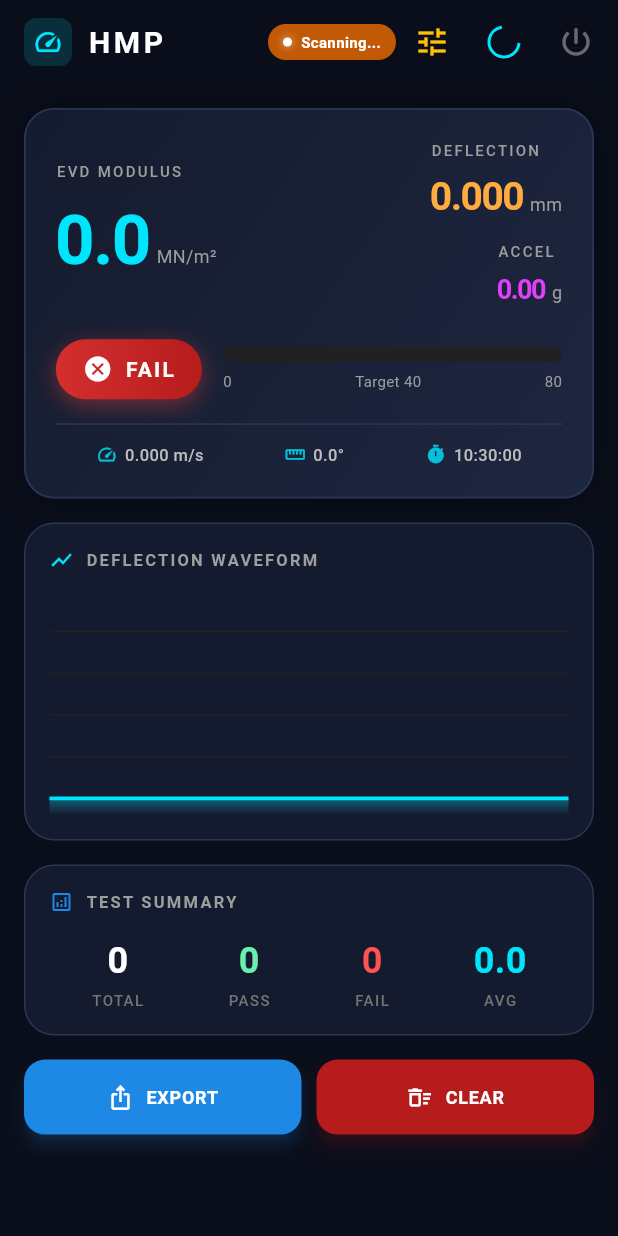
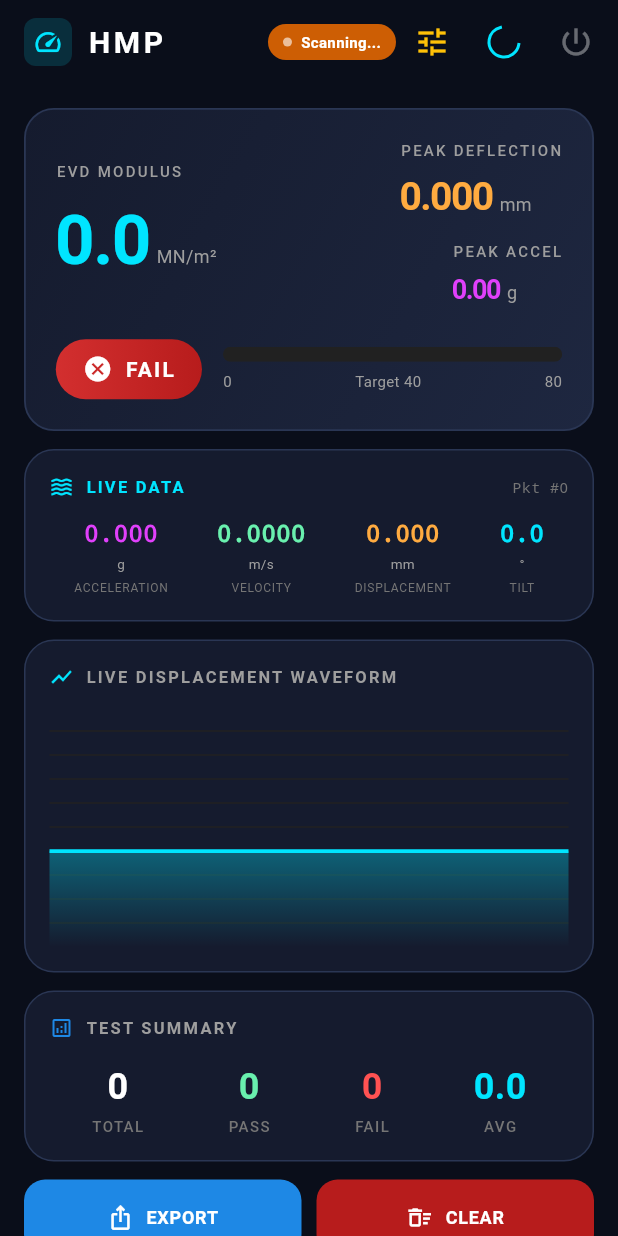
Before and after one commit to engemadeldeen25-afk/hmp, a Flutter app: the screen it shows after launch, on a phone screen of 412 x 824 dp. Run offline on Flutter 3.47's test engine with Material 3 defaults, Android fonts, the phone set to English and light mode, and no system bars; drawn by our look-alikes of fl_chart; our stand-ins replace csv, flutter_blue_plus, geolocator, permission_handler, share_plus, shared_preferences.

Commit message:
Add files via upload
small change

```diff
--- a/lib/main.dart
+++ b/lib/main.dart
@@ -23,12 +23,8 @@ void main() {
   runApp(const HmpApp());
 }
 
-// ============================================================
-//  APP
-// ============================================================
 class HmpApp extends StatelessWidget {
   const HmpApp({super.key});
-
   @override
   Widget build(BuildContext context) {
     return MaterialApp(
@@ -46,15 +42,6 @@ class HmpApp extends StatelessWidget {
         appBarTheme: const AppBarTheme(
           backgroundColor: Color(0xFF0A0E1A),
           elevation: 0,
-          centerTitle: false,
-        ),
-        cardTheme: CardThemeData(
-          color: const Color(0xFF151B2E),
-          elevation: 0,
-          shape: RoundedRectangleBorder(
-            borderRadius: BorderRadius.circular(16),
-            side: const BorderSide(color: Color(0xFF2A3654)),
-          ),
         ),
       ),
       home: const HomePage(),
@@ -62,25 +49,31 @@ class HmpApp extends StatelessWidget {
   }
 }
 
-// ============================================================
-//  MODELS
-// ============================================================
-class LWDReading {
-  final double evd;
-  final double deflection;
-  final double accel;
-  final double velocity;
-  final double angle;
-  final DateTime time;
+class LiveData {
+  double acc;
+  double vel;
+  double disp;
+  double angle;
+  double peakEVD;
+  double peakDef;
+  double peakAcc;
+  bool isImpact;
+  bool hasNewTest;
+  int packetNum;
+  DateTime lastPacket;
 
-  LWDReading({
-    required this.evd,
-    required this.deflection,
-    required this.accel,
-    required this.velocity,
-    required this.angle,
-    required this.time,
-  });
+  LiveData()
+      : acc = 0,
+        vel = 0,
+        disp = 0,
+        angle = 0,
+        peakEVD = 0,
+        peakDef = 0,
+        peakAcc = 0,
+        isImpact = false,
+        hasNewTest = false,
+        packetNum = 0,
+        lastPacket = DateTime.now();
 }
 
 class TestPoint {
@@ -91,7 +84,6 @@ class TestPoint {
   final double latitude;
   final double longitude;
   final bool passed;
-
   TestPoint({
     required this.id,
     required this.time,
@@ -103,9 +95,6 @@ class TestPoint {
   });
 }
 
-// ============================================================
-//  HOME PAGE
-// ============================================================
 class HomePage extends StatefulWidget {
   const HomePage({super.key});
   @override
@@ -113,6 +102,7 @@ class HomePage extends StatefulWidget {
 }
 
 class _HomePageState extends State<HomePage> {
+  // BLE
   BluetoothDevice? _device;
   BluetoothCharacteristic? _rx;
   StreamSubscription<List<int>>? _sub;
@@ -120,18 +110,16 @@ class _HomePageState extends State<HomePage> {
   bool _connected = false;
   String _status = "Disconnected";
 
-  LWDReading _live = LWDReading(
-    evd: 0,
-    deflection: 0,
-    accel: 0,
-    velocity: 0,
-    angle: 0,
-    time: DateTime.now(),
-  );
-  final List<double> _waveform = List.filled(60, 0);
+  // Live data
+  final LiveData _live = LiveData();
+  final List<double> _waveform = List.filled(80, 0);
+  Timer? _uiTimer;
+
+  // Tests
   final List<TestPoint> _tests = [];
   int _nextId = 1;
 
+  // Calibration
   double _calFactor = 1.0;
   String _calDate = 'Never';
   double _targetEvd = 40.0;
@@ -142,10 +130,15 @@ class _HomePageState extends State<HomePage> {
   void initState() {
     super.initState();
     _init();
+    // Refresh UI every 100ms so "data receiving" indicator updates
+    _uiTimer = Timer.periodic(const Duration(milliseconds: 100), (_) {
+      if (mounted) setState(() {});
+    });
   }
 
   @override
   void dispose() {
+    _uiTimer?.cancel();
     _sub?.cancel();
     _device?.disconnect();
     super.dispose();
@@ -197,14 +190,14 @@ class _HomePageState extends State<HomePage> {
     } catch (_) {}
     await Future.delayed(const Duration(milliseconds: 500));
 
-    BluetoothDevice? foundDevice;
+    BluetoothDevice? found;
 
     final sub = FlutterBluePlus.scanResults.listen((results) {
       for (final r in results) {
-        final name = r.device.platformName;
-        final advName = r.advertisementData.advName;
-        if (name.contains("LWD") || advName.contains("LWD")) {
-          if (foundDevice == null) foundDevice = r.device;
+        final n = r.device.platformName;
+        final an = r.advertisementData.advName;
+        if (n.contains("LWD") || an.contains("LWD")) {
+          if (found == null) found = r.device;
         }
       }
     });
@@ -222,11 +215,11 @@ class _HomePageState extends State<HomePage> {
     if (!mounted) return;
     setState(() => _scanning = false);
 
-    if (foundDevice != null) {
-      _connect(foundDevice!);
+    if (found != null) {
+      _connect(found!);
     } else {
       setState(() => _status = "Not found");
-      _snack("No LWD device found - tap scan again");
+      _snack("No LWD device found");
     }
   }
 
@@ -305,30 +298,38 @@ class _HomePageState extends State<HomePage> {
       if (!t.startsWith("{")) return;
       final m = jsonDecode(t) as Map<String, dynamic>;
 
-      final evd = (m["evd"] ?? 0).toDouble() * _calFactor;
-      final def = (m["def"] ?? 0).toDouble();
-      final acc = (m["acc"] ?? 0).toDouble();
-      final vel = (m["vel"] ?? 0).toDouble();
-      final ang = (m["angle"] ?? 0).toDouble();
+      // LIVE values
+      _live.acc = (m["acc"] ?? 0).toDouble();
+      _live.vel = (m["vel"] ?? 0).toDouble();
+      _live.disp = (m["disp"] ?? 0).toDouble();
+      _live.angle = (m["angle"] ?? 0).toDouble();
 
-      if (!mounted) return;
-      setState(() {
-        _live = LWDReading(
-          evd: evd,
-          deflection: def,
-          accel: acc,
-          velocity: vel,
-          angle: ang,
-          time: DateTime.now(),
-        );
-        if (def > 0) {
-          _waveform.add(def);
-          if (_waveform.length > 60) _waveform.removeAt(0);
-        }
-      });
+      // PEAK values
+      _live.peakEVD = (m["evd"] ?? 0).toDouble() * _calFactor;
+      _live.peakDef = (m["def"] ?? 0).toDouble();
+      _live.peakAcc = (m["peak_acc"] ?? 0).toDouble();
 
-      if (def > 0.1 && evd > 0.5) _recordTest(evd, def);
-    } catch (_) {}
+      // Status
+      _live.isImpact = (m["imp"] ?? 0) == 1;
+      _live.hasNewTest = (m["new"] ?? 0) == 1;
+      _live.packetNum = (m["n"] ?? 0).toInt();
+      _live.lastPacket = DateTime.now();
+
+      // Update waveform with live displacement
+      _waveform.add(_live.disp);
+      if (_waveform.length > 80) _waveform.removeAt(0);
+
+      // Log new test
+      if (_live.hasNewTest &&
+          _live.peakEVD > 0.5 &&
+          _live.peakDef > 0.05) {
+        _recordTest(_live.peakEVD, _live.peakDef);
+      }
+
+      if (mounted) setState(() {});
+    } catch (e) {
+      print("Parse error: $e");
+    }
   }
 
   Future<void> _recordTest(double evd, double def) async {
@@ -336,7 +337,6 @@ class _HomePageState extends State<HomePage> {
         DateTime.now().difference(_tests.last.time).inSeconds < 2) {
       return;
     }
-
     double lat = 0, lng = 0;
     try {
       final pos = await Geolocator.getCurrentPosition(
@@ -346,7 +346,6 @@ class _HomePageState extends State<HomePage> {
       lat = pos.latitude;
       lng = pos.longitude;
     } catch (_) {}
-
     final p = TestPoint(
       id: _nextId++,
       time: DateTime.now(),
@@ -367,8 +366,8 @@ class _HomePageState extends State<HomePage> {
       builder: (ctx) => AlertDialog(
         backgroundColor: const Color(0xFF151B2E),
         shape: RoundedRectangleBorder(borderRadius: BorderRadius.circular(16)),
-        title: Row(
-          children: const [
+        title: const Row(
+          children: [
             Icon(Icons.lock_outline, color: Colors.amber),
             SizedBox(width: 8),
             Text('Calibration Access'),
@@ -474,18 +473,9 @@ class _HomePageState extends State<HomePage> {
       _snack('No tests to export');
       return;
     }
-
     final rows = <List<dynamic>>[
-      [
-        'Test #',
-        'Date',
-        'Time',
-        'EVD (MN/m²)',
-        'Deflection (mm)',
-        'Latitude',
-        'Longitude',
-        'Status'
-      ],
+      ['Test #', 'Date', 'Time', 'EVD (MN/m²)', 'Deflection (mm)',
+        'Latitude', 'Longitude', 'Status'],
     ];
     for (final t in _tests) {
       rows.add([
@@ -499,15 +489,13 @@ class _HomePageState extends State<HomePage> {
         t.passed ? 'PASS' : 'FAIL',
       ]);
     }
-
     final csv = const ListToCsvConverter().convert(rows);
     try {
       final dir = await getApplicationDocumentsDirectory();
       final f = File(
           '${dir.path}/HMP_${DateFormat('yyyyMMdd_HHmmss').format(DateTime.now())}.csv');
       await f.writeAsString(csv);
-      await Share.shareXFiles([XFile(f.path)],
-          subject: 'HMP - Test Report');
+      await Share.shareXFiles([XFile(f.path)], subject: 'HMP - Test Report');
       _snack('Report exported');
     } catch (e) {
       _snack('Export failed: $e');
@@ -525,9 +513,12 @@ class _HomePageState extends State<HomePage> {
     );
   }
 
+  bool get _receivingData =>
+      DateTime.now().difference(_live.lastPacket).inMilliseconds < 500;
+
   @override
   Widget build(BuildContext context) {
-    final passed = _live.evd >= _targetEvd;
+    final passed = _live.peakEVD >= _targetEvd;
     return Scaffold(
       appBar: AppBar(
         titleSpacing: 16,
@@ -572,7 +563,6 @@ class _HomePageState extends State<HomePage> {
                     color: _connected ? Colors.greenAccent : null,
                   ),
             onPressed: (_connected || _scanning) ? null : _startScan,
-            tooltip: _connected ? 'Connected' : 'Scan',
           ),
           IconButton(
             icon: const Icon(Icons.power_settings_new),
@@ -588,11 +578,13 @@ class _HomePageState extends State<HomePage> {
           crossAxisAlignment: CrossAxisAlignment.stretch,
           children: [
             _buildLiveCard(passed),
-            const SizedBox(height: 16),
+            const SizedBox(height: 12),
+            _buildLiveValuesCard(),
+            const SizedBox(height: 12),
             _buildChartCard(),
-            const SizedBox(height: 16),
+            const SizedBox(height: 12),
             _buildStatsCard(),
-            const SizedBox(height: 16),
+            const SizedBox(height: 12),
             _buildActions(),
             const SizedBox(height: 24),
           ],
@@ -602,15 +594,21 @@ class _HomePageState extends State<HomePage> {
   }
 
   Widget _statusBadge() {
+    final color = _connected
+        ? (_receivingData ? Colors.green.shade700 : Colors.orange.shade800)
+        : (_status == "Scanning..." || _status == "Connecting...")
+            ? Colors.orange.shade800
+            : Colors.red.shade800;
+
+    final text = _connected
+        ? (_receivingData ? "LIVE" : "Waiting...")
+        : _status;
+
     return Center(
       child: Container(
         padding: const EdgeInsets.symmetric(horizontal: 10, vertical: 5),
         decoration: BoxDecoration(
-          color: _connected
-              ? Colors.green.shade800.withOpacity(0.8)
-              : (_status == "Scanning..." || _status == "Connecting...")
-                  ? Colors.orange.shade800.withOpacity(0.8)
-                  : Colors.red.shade800.withOpacity(0.8),
+          color: color.withOpacity(0.85),
           borderRadius: BorderRadius.circular(20),
         ),
         child: Row(
@@ -620,19 +618,21 @@ class _HomePageState extends State<HomePage> {
               width: 6,
               height: 6,
               decoration: BoxDecoration(
-                color: Colors.white,
+                color: _receivingData ? Colors.white : Colors.white60,
                 shape: BoxShape.circle,
-                boxShadow: [
-                  BoxShadow(
-                    color: Colors.white.withOpacity(0.6),
-                    blurRadius: 4,
-                  ),
-                ],
+                boxShadow: _receivingData
+                    ? [
+                        const BoxShadow(
+                          color: Colors.white,
+                          blurRadius: 6,
+                        ),
+                      ]
+                    : null,
               ),
             ),
             const SizedBox(width: 6),
             Text(
-              _status,
+              text,
               style: const TextStyle(
                 fontSize: 10,
                 fontWeight: FontWeight.bold,
@@ -659,15 +659,6 @@ class _HomePageState extends State<HomePage> {
           color: passed ? Colors.green.withOpacity(0.4) : const Color(0xFF2A3654),
           width: 1.2,
         ),
-        boxShadow: [
-          BoxShadow(
-            color: passed
-                ? Colors.green.withOpacity(0.15)
-                : Colors.black.withOpacity(0.3),
-            blurRadius: 20,
-            spreadRadius: 1,
-          ),
-        ],
       ),
       child: Column(
         children: [
@@ -676,7 +667,7 @@ class _HomePageState extends State<HomePage> {
             children: [
               _metric(
                 'EVD MODULUS',
-                _live.evd.toStringAsFixed(1),
+                _live.peakEVD.toStringAsFixed(1),
                 'MN/m²',
                 const Color(0xFF00E5FF),
                 46,
@@ -685,16 +676,16 @@ class _HomePageState extends State<HomePage> {
                 crossAxisAlignment: CrossAxisAlignment.end,
                 children: [
                   _metric(
-                    'DEFLECTION',
-                    _live.deflection.toStringAsFixed(3),
+                    'PEAK DEFLECTION',
+                    _live.peakDef.toStringAsFixed(3),
                     'mm',
                     Colors.orangeAccent,
                     26,
                   ),
                   const SizedBox(height: 10),
                   _metric(
-                    'ACCEL',
-                    _live.accel.toStringAsFixed(2),
+                    'PEAK ACCEL',
+                    _live.peakAcc.toStringAsFixed(2),
                     'g',
                     Colors.purpleAccent,
                     18,
@@ -716,14 +707,6 @@ class _HomePageState extends State<HomePage> {
                         : [Colors.red.shade700, Colors.red.shade900],
                   ),
                   borderRadius: BorderRadius.circular(24),
-                  boxShadow: [
-                    BoxShadow(
-                      color:
-                          (passed ? Colors.green : Colors.red).withOpacity(0.4),
-                      blurRadius: 12,
-                      offset: const Offset(0, 4),
-                    ),
-                  ],
                 ),
                 child: Row(
                   children: [
@@ -752,7 +735,7 @@ class _HomePageState extends State<HomePage> {
                     ClipRRect(
                       borderRadius: BorderRadius.circular(8),
                       child: LinearProgressIndicator(
-                        value: (_live.evd / 80).clamp(0.0, 1.0),
+                        value: (_live.peakEVD / 80).clamp(0.0, 1.0),
                         minHeight: 10,
                         backgroundColor: Colors.grey.shade900,
                         valueColor: AlwaysStoppedAnimation(
@@ -780,22 +763,97 @@ class _HomePageState extends State<HomePage> {
               ),
             ],
           ),
-          const SizedBox(height: 16),
-          const Divider(color: Color(0xFF2A3654), height: 1),
+        ],
+      ),
+    );
+  }
+
+  Widget _buildLiveValuesCard() {
+    final accentColor = _live.isImpact
+        ? Colors.orangeAccent
+        : const Color(0xFF00E5FF);
+
+    return Container(
+      padding: const EdgeInsets.all(16),
+      decoration: BoxDecoration(
+        color: const Color(0xFF151B2E),
+        borderRadius: BorderRadius.circular(20),
+        border: Border.all(
+          color: _live.isImpact ? Colors.orangeAccent : const Color(0xFF2A3654),
+          width: _live.isImpact ? 1.5 : 1,
+        ),
+      ),
+      child: Column(
+        crossAxisAlignment: CrossAxisAlignment.start,
+        children: [
+          Row(
+            children: [
+              Icon(Icons.waves, color: accentColor, size: 16),
+              const SizedBox(width: 8),
+              Text(
+                _live.isImpact ? 'IMPACT DETECTED!' : 'LIVE DATA',
+                style: TextStyle(
+                    color: accentColor,
+                    fontSize: 11,
+                    letterSpacing: 1.5,
+                    fontWeight: FontWeight.w600),
+              ),
+              const Spacer(),
+              Text(
+                'Pkt #${_live.packetNum}',
+                style: TextStyle(
+                    color: Colors.grey.shade600,
+                    fontSize: 10,
+                    fontFamily: 'monospace'),
+              ),
+            ],
+          ),
           const SizedBox(height: 12),
           Row(
             mainAxisAlignment: MainAxisAlignment.spaceAround,
             children: [
-              _smallInfo(
-                  Icons.speed, '${_live.velocity.toStringAsFixed(3)} m/s'),
-              _smallInfo(
-                  Icons.straighten, '${_live.angle.toStringAsFixed(1)}°'),
-              _smallInfo(
-                  Icons.timer, DateFormat('HH:mm:ss').format(_live.time)),
+              _liveValue('ACCELERATION',
+                  _live.acc.toStringAsFixed(3), 'g', Colors.purpleAccent),
+              _liveValue('VELOCITY',
+                  _live.vel.toStringAsFixed(4), 'm/s', Colors.greenAccent),
+              _liveValue('DISPLACEMENT',
+                  _live.disp.toStringAsFixed(3), 'mm', Colors.orangeAccent),
+              _liveValue('TILT',
+                  _live.angle.toStringAsFixed(1), '°', const Color(0xFF00E5FF)),
             ],
           ),
         ],
       ),
+    );
+  }
+
+  Widget _liveValue(String label, String value, String unit, Color color) {
+    return Column(
+      children: [
+        Text(
+          value,
+          style: TextStyle(
+            fontSize: 16,
+            fontWeight: FontWeight.bold,
+            color: color,
+            fontFamily: 'monospace',
+          ),
+        ),
+        const SizedBox(height: 2),
+        Text(
+          unit,
+          style: TextStyle(fontSize: 9, color: Colors.grey.shade500),
+        ),
+        const SizedBox(height: 4),
+        Text(
+          label,
+          style: TextStyle(
+            fontSize: 8,
+            color: Colors.grey.shade600,
+            letterSpacing: 0.5,
+          ),
+        ),
+      ],
     );
   }
 
@@ -838,22 +896,6 @@ class _HomePageState extends State<HomePage> {
     );
   }
 
-  Widget _smallInfo(IconData icon, String text) {
-    return Row(
-      children: [
-        Icon(icon, size: 14, color: const Color(0xFF00E5FF).withOpacity(0.8)),
-        const SizedBox(width: 5),
-        Text(
-          text,
-          style: TextStyle(
-              color: Colors.grey.shade400,
-              fontSize: 11,
-              fontWeight: FontWeight.w500),
-        ),
-      ],
-    );
-  }
-
   Widget _buildChartCard() {
     return Container(
       padding: const EdgeInsets.all(16),
@@ -870,7 +912,7 @@ class _HomePageState extends State<HomePage> {
               const Icon(Icons.show_chart, color: Color(0xFF00E5FF), size: 16),
               const SizedBox(width: 8),
               const Text(
-                'DEFLECTION WAVEFORM',
+                'LIVE DISPLACEMENT WAVEFORM',
                 style: TextStyle(
                     color: Colors.grey,
                     fontSize: 11,
@@ -881,7 +923,7 @@ class _HomePageState extends State<HomePage> {
           ),
           const SizedBox(height: 12),
           SizedBox(
-            height: 150,
+            height: 160,
             child: LineChart(
               LineChartData(
                 gridData: FlGridData(
@@ -896,9 +938,9 @@ class _HomePageState extends State<HomePage> {
                 titlesData: const FlTitlesData(show: false),
                 borderData: FlBorderData(show: false),
                 minX: 0,
-                maxX: 59,
-                minY: -0.2,
-                maxY: 2.5,
+                maxX: 79,
+                minY: -2.0,
+                maxY: 3.0,
                 lineBarsData: [
                   LineChartBarData(
                     spots: _waveform
@@ -907,7 +949,7 @@ class _HomePageState extends State<HomePage> {
                         .map((e) => FlSpot(e.key.toDouble(), e.value))
                         .toList(),
                     isCurved: true,
-                    curveSmoothness: 0.35,
+                    curveSmoothness: 0.25,
                     color: const Color(0xFF00E5FF),
                     barWidth: 2.5,
                     dotData: const FlDotData(show: false),
@@ -949,12 +991,12 @@ class _HomePageState extends State<HomePage> {
       child: Column(
         crossAxisAlignment: CrossAxisAlignment.start,
         children: [
-          Row(
+          const Row(
             children: [
-              const Icon(Icons.analytics_outlined,
+              Icon(Icons.analytics_outlined,
                   color: Color(0xFF1E88E5), size: 16),
-              const SizedBox(width: 8),
-              const Text(
+              SizedBox(width: 8),
+              Text(
                 'TEST SUMMARY',
                 style: TextStyle(
                     color: Colors.grey,
@@ -985,10 +1027,7 @@ class _HomePageState extends State<HomePage> {
         Text(
           value,
           style: TextStyle(
-            fontSize: 24,
-            fontWeight: FontWeight.bold,
-            color: color,
-          ),
+              fontSize: 24, fontWeight: FontWeight.bold, color: color),
         ),
         const SizedBox(height: 2),
         Text(
@@ -1022,8 +1061,6 @@ class _HomePageState extends State<HomePage> {
               padding: const EdgeInsets.symmetric(vertical: 16),
               shape: RoundedRectangleBorder(
                   borderRadius: BorderRadius.circular(14)),
-              elevation: 4,
-              shadowColor: const Color(0xFF1E88E5).withOpacity(0.5),
             ),
           ),
         ),
@@ -1049,8 +1086,6 @@ class _HomePageState extends State<HomePage> {
               padding: const EdgeInsets.symmetric(vertical: 16),
               shape: RoundedRectangleBorder(
                   borderRadius: BorderRadius.circular(14)),
-              elevation: 4,
-              shadowColor: Colors.red.shade900.withOpacity(0.5),
             ),
           ),
         ),
```
